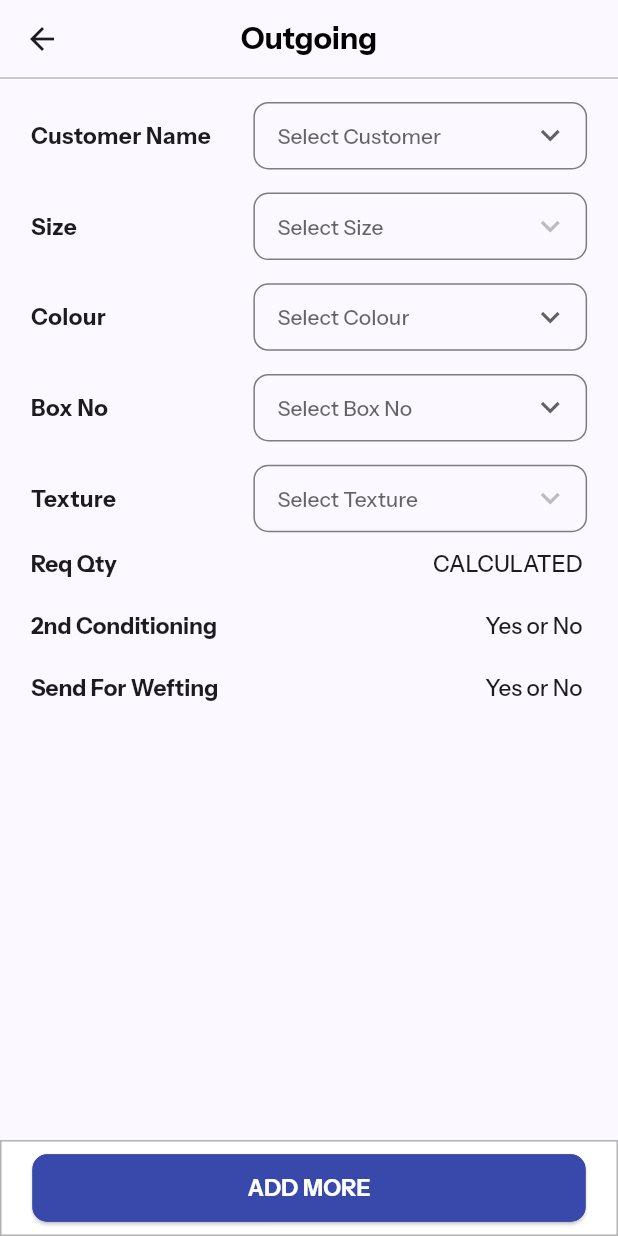
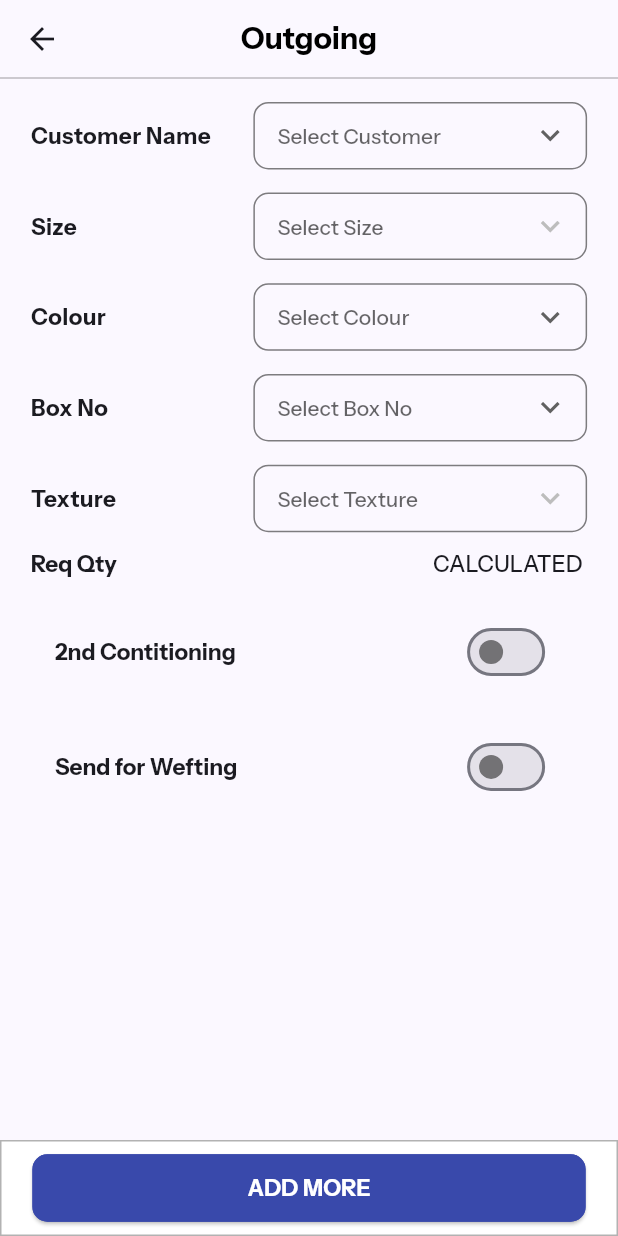
Before and after one commit to ananthuvs2000/dthexports, a Flutter app: the OutGoingScreen screen opened directly, on a phone screen of 412 x 824 dp. Run offline on Flutter 3.47's test engine with Material 2 defaults, Android fonts, the light colour scheme and no system bars; our stand-ins replace flutter_screenutil, get, image_picker; project files that could hold a hidden picture were left out.

Commit message:
switch tile for outgoing page

```diff
--- /dev/null
+++ b/lib/_common_widgets/switch_tile.dart
@@ -0,0 +1,30 @@
+import 'package:flutter/material.dart';
+
+class CustomSwitchTile extends StatefulWidget {
+   CustomSwitchTile({Key? key ,required this.title}):super(key: key);
+  String title;
+
+  @override
+  State<CustomSwitchTile> createState() => _CustomSwitchTileState();
+}
+
+class _CustomSwitchTileState extends State<CustomSwitchTile> {
+  bool _isChanged=false;
+
+  @override
+  Widget build(BuildContext context) {
+    return SwitchListTile(
+      inactiveThumbColor: Colors.black54,
+      activeColor: Colors.green,
+      title: Text('${widget.title}',style: const TextStyle(
+            fontWeight: FontWeight.bold,
+            letterSpacing: 0,
+            fontSize: 15,
+          ),),
+      value: _isChanged, onChanged:(bool value){
+      setState(() {
+        _isChanged=value;
+      });
+    } );
+  }
+}
--- a/lib/screens/standard/outgoing/outgoing_page.dart
+++ b/lib/screens/standard/outgoing/outgoing_page.dart
@@ -1,4 +1,5 @@
 import 'package:dth/_common_widgets/bottom_actions_area.dart';
+import 'package:dth/_common_widgets/switch_tile.dart';
 import 'package:dth/theme/layout.dart';
 import 'package:dth/_common_widgets/appbar_underline.dart';
 import 'package:dth/_common_widgets/drop_down_menu_field.dart';
@@ -124,9 +125,12 @@ class _OutGoingScreenState extends State<OutGoingScreen> {
                 hSpace(10),
                 const DynamicFieldRow(label: 'Req Qty', value: 'CALCULATED'),
                 hSpace(20),
-                const DynamicFieldRow(label: '2nd Conditioning', value: 'Yes or No'),
+                CustomSwitchTile(title: '2nd Contitioning'),
+                // const DynamicFieldRow(label: '2nd Conditioning', value: 'Yes or No'),
                 hSpace(20),
-                const DynamicFieldRow(label: 'Send For Wefting', value: 'Yes or No'),
+                // const DynamicFieldRow(label: 'Send For Wefting', value: 'Yes or No'),
+
+                CustomSwitchTile(title: 'Send for Wefting'),
                 hSpace(30),
 
               ],
```
Also changed, not shown: lib/screens/standard/production/production_day_end.dart (+54 -10 lines).
